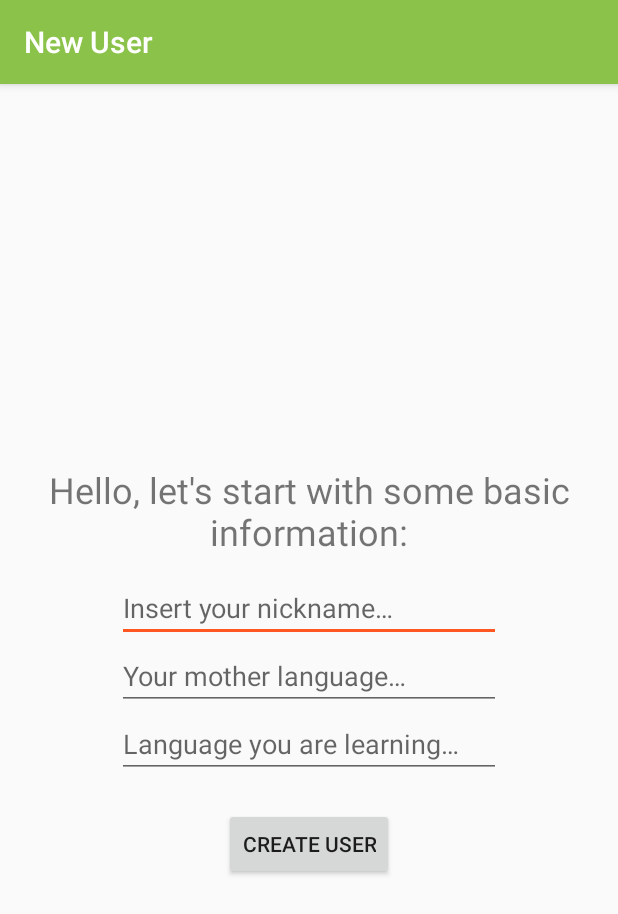
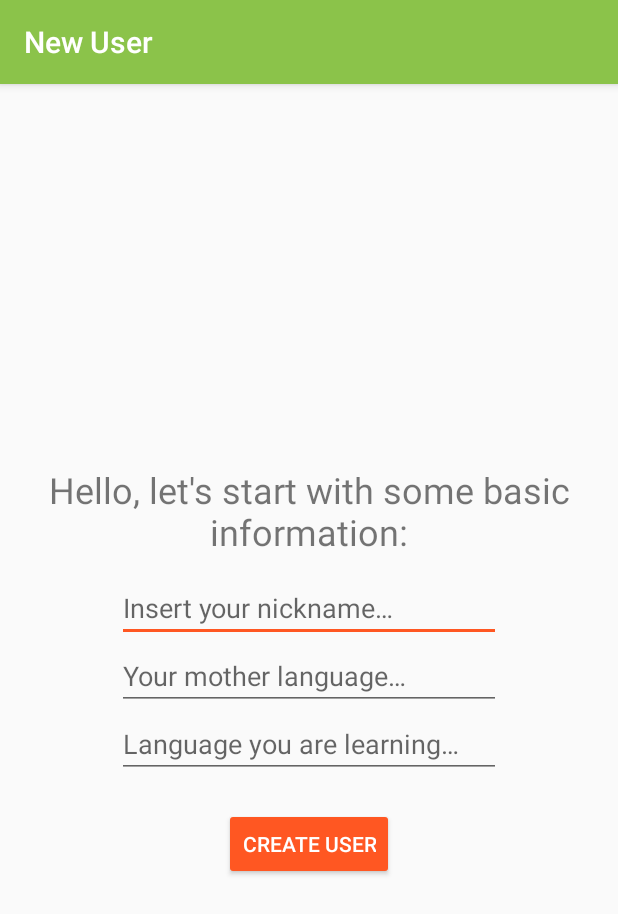
Before and after one commit to rickystream94/personal_data_interaction, an Android app: the screen it shows after launch (NewUserActivity), on a phone screen of 412 x 824 dp. Shown: the top 914 px of the screen. Run offline under Robolectric (Android 15) with nearby library versions, the phone set to English and light mode, and no system bars; libraries missing offline, so code that uses them is left out: jp.wasabeef.recyclerview; 1 statement that could not run was skipped.

Commit message:
Small fixes

```diff
--- a/Final_Project/Phrasebook/app/src/main/res/layout/activity_new_user.xml
+++ b/Final_Project/Phrasebook/app/src/main/res/layout/activity_new_user.xml
@@ -69,7 +69,8 @@
         android:layout_centerHorizontal="true"
         android:layout_marginTop="20dp"
         android:onClick="createUser"
-        android:text="@string/create_user"/>
+        android:text="@string/create_user"
+        style="@style/Widget.AppCompat.Button.Colored"/>
 
 
 </RelativeLayout>
```
Also changed, not shown: Final_Project/Phrasebook/app/src/main/res/layout/challenge_card.xml (+3 -4 lines).
